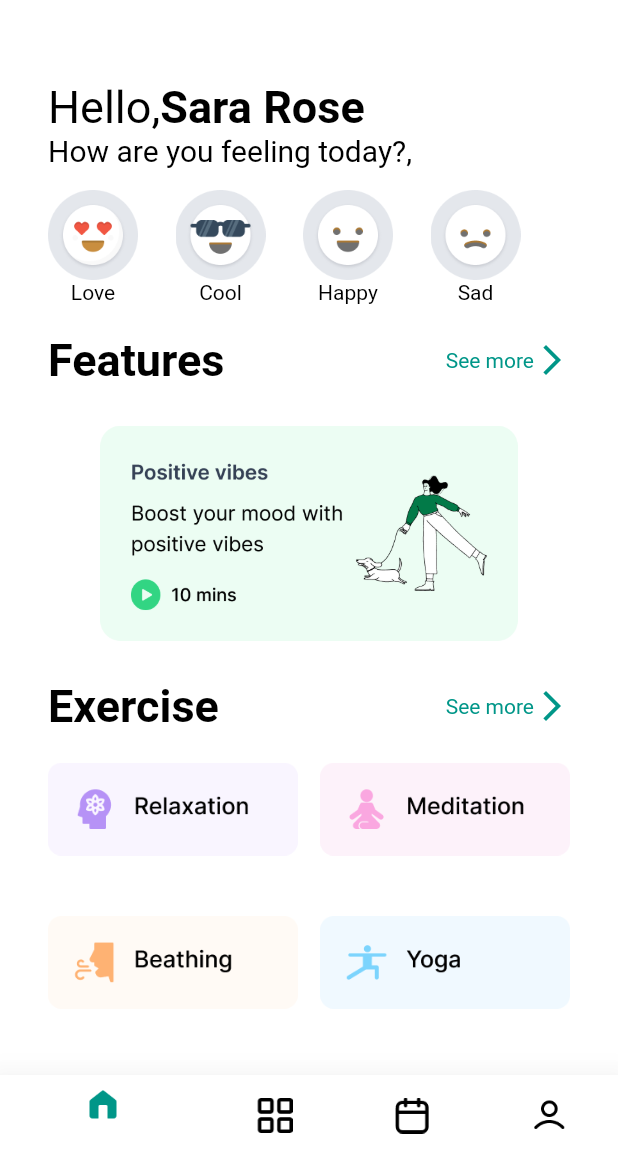
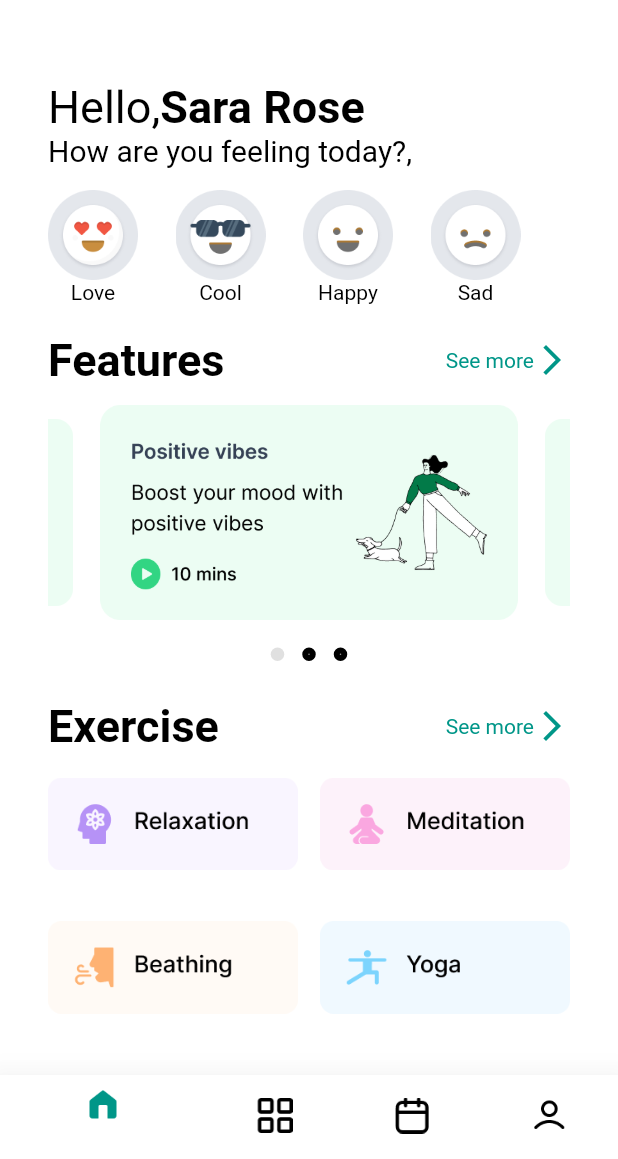
Before and after one commit to SalmHossam/UI_Screens_Practices-, a Flutter app: the screen it shows after launch, on a phone screen of 412 x 824 dp, the part 77-1236 px from its top. Run offline on Flutter 3.47's test engine with Material 2 defaults, Android fonts, the phone set to English and light mode, and no system bars; drawn by our look-alikes of carousel_slider, dots_indicator; our stand-ins replace google_fonts, smooth_page_indicator.

```diff
--- a/lib/Screen1.dart
+++ b/lib/Screens/Screen1.dart
@@ -1,8 +1,9 @@
 import 'package:carousel_slider/carousel_slider.dart';
 import 'package:flutter/cupertino.dart';
 import 'package:flutter/material.dart';
-import 'package:quiz/Screen2.dart';
-import 'package:quiz/row.dart';
+import 'package:quiz/Screens/Screen2.dart';
+import 'package:quiz/Widgets/cursoal.dart';
+import 'package:quiz/Widgets/row.dart';
 
 class Screen1 extends StatefulWidget {
   static const String routeName="Screen one";
@@ -42,7 +43,7 @@ class _Screen1State extends State<Screen1> {
       ),
       backgroundColor: Colors.white,
       body: Padding(
-        padding:  EdgeInsets.symmetric(vertical: 24,horizontal: 32),
+        padding: EdgeInsets.symmetric(vertical: 24,horizontal: 32),
         child: Column(
           children: [
             SizedBox(height: 25,),
@@ -92,14 +93,9 @@ class _Screen1State extends State<Screen1> {
                 Icon(Icons.arrow_forward_ios,color: Colors.teal,)
               ],
             ),
-            CarouselSlider(items: [
-              Image.asset('assets/images/bg.png'),
-              SizedBox(width: 10,),
-              Image.asset('assets/images/bg.png'),
-              SizedBox(width: 10,),
-              Image.asset('assets/images/bg.png'),
-              SizedBox(width: 10,),
-            ], options: CarouselOptions()),
+            CarouselSliderExample(),
+            SizedBox(height: 20,),
+
             Row(
               children: [
                 Text('Exercise',style:TextStyle(
--- a/lib/Screen2.dart
+++ b/lib/Screens/Screen2.dart
@@ -1,8 +1,8 @@
     import 'package:flutter/cupertino.dart';
     import 'package:flutter/material.dart';
-    import 'package:quiz/MyColumn.dart';
-    import 'package:quiz/Screen1.dart';
-import 'package:quiz/Screen3.dart';
+    import 'package:quiz/Widgets/MyColumn.dart';
+    import 'package:quiz/Screens/Screen1.dart';
+import 'package:quiz/Screens/Screen3.dart';
 
     class Screen2 extends StatefulWidget {
       static const String routeName="Screen two";
--- /dev/null
+++ b/lib/Widgets/cursoal.dart
@@ -0,0 +1,58 @@
+import 'package:carousel_slider/carousel_slider.dart';
+import 'package:dots_indicator/dots_indicator.dart';
+import 'package:flutter/material.dart';
+import 'package:smooth_page_indicator/smooth_page_indicator.dart';
+
+class CarouselSliderExample extends StatefulWidget {
+  @override
+  State<CarouselSliderExample> createState() => _CarouselSliderExampleState();
+}
+
+class _CarouselSliderExampleState extends State<CarouselSliderExample> {
+  int currentIndex=0;
+  @override
+  Widget build(BuildContext context) {
+    return Column(
+      children: [
+        CarouselSlider(items: [
+            Image.asset('assets/images/bg.png'),
+            Image.asset('assets/images/bg.png'),
+            Image.asset('assets/images/bg.png'),
+          ], options: CarouselOptions(
+          height: 168,
+          enlargeCenterPage: true,
+          autoPlay: true,
+          aspectRatio: 16 / 9,
+          autoPlayCurve: Curves.fastOutSlowIn,
+          enableInfiniteScroll: true,
+          autoPlayAnimationDuration: Duration(milliseconds: 800),
+          viewportFraction: 0.8,
+          onPageChanged: (index, reason) {
+            setState(() {
+              index=currentIndex;
+
+            });
+          },
+        ),
+        ),
+        DotsIndicator(
+            dotsCount:3,
+          decorator: DotsDecorator(
+            activeColor: Colors.black12,
+            shape: CircleBorder(side: BorderSide(width: 5))
+          ),
+          onTap: (position) {
+              setState(() {
+
+              });
+          },
+
+
+        )
+
+      ],
+    )
+
+    ;
+  }
+}
--- a/lib/main.dart
+++ b/lib/main.dart
@@ -1,7 +1,7 @@
 import 'package:flutter/material.dart';
-import 'package:quiz/Screen1.dart';
-import 'package:quiz/Screen2.dart';
-import 'package:quiz/Screen3.dart';
+import 'package:quiz/Screens/Screen1.dart';
+import 'package:quiz/Screens/Screen2.dart';
+import 'package:quiz/Screens/Screen3.dart';
 
 import 'package:carousel_slider/carousel_slider.dart';
 void main() {
--- a/pubspec.yaml
+++ b/pubspec.yaml
@@ -29,6 +29,10 @@ environment:
 # versions available, run `flutter pub outdated`.
 dependencies:
   carousel_slider: ^4.2.1
+  dots_indicator: ^2.1.1
+  smooth_page_indicator: ^1.1.0
+
+
   flutter:
     sdk: flutter
 
```
Also changed, not shown: lib/cursoal.dart (deleted, +0 -30 lines), lib/Screens/Screen3.dart (renamed from lib/Screen3.dart), lib/Widgets/MyColumn.dart (renamed from lib/MyColumn.dart), lib/Widgets/row.dart (renamed from lib/row.dart), pubspec.lock.
